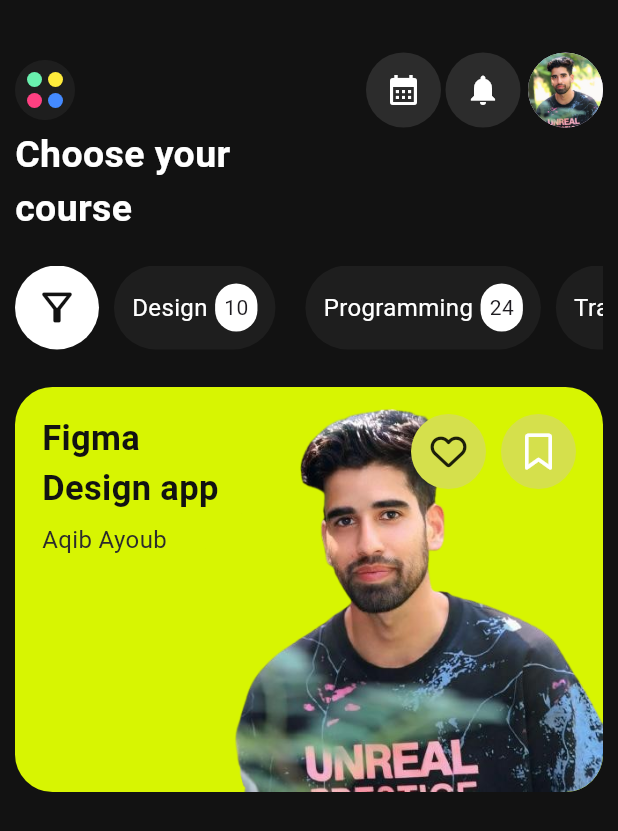
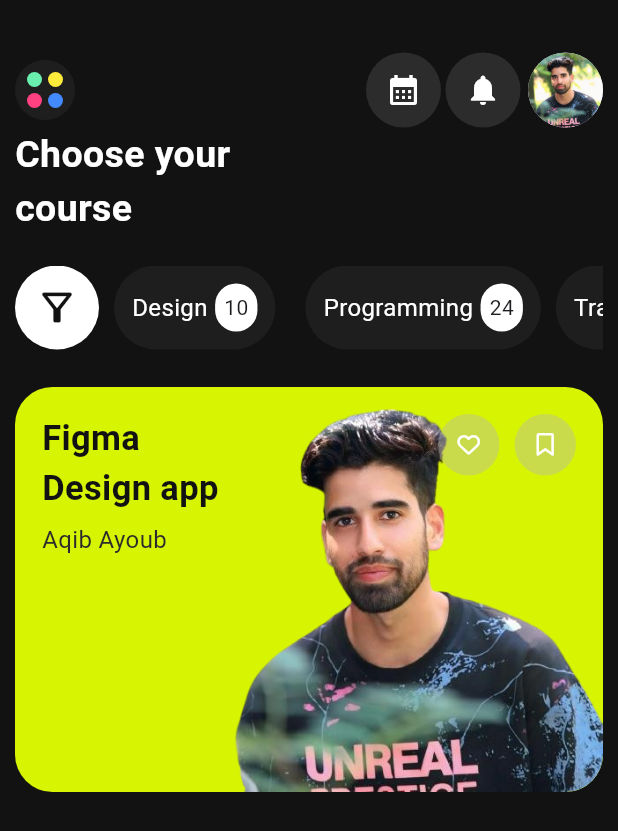
Before and after one commit to Aqib-Ayoub/onlinelearning, a Flutter app: the screen it shows after launch, on a phone screen of 412 x 824 dp. Shown: the top 831 px of the screen. Run offline on Flutter 3.47's test engine with Material 3 defaults, Android fonts, the phone set to English and light mode, and no system bars; our stand-ins replace font_awesome_flutter.

Commit message:
clear some bugs

```diff
--- a/lib/constants/app_colors.dart
+++ b/lib/constants/app_colors.dart
@@ -8,7 +8,7 @@ class AppColors {
   // Text colors
   static const Color textPrimary = Color(0xFFFFFFFF); // White text
   static const Color textSecondary = Color(0xFFB5B5B5);
-  static const Color lightGrey = Color(0xFFD5E04C); // Light gray text
+  static const Color lightGrey = Color(0xFFB5B5B5); // Light gray text
 
   // UI elements
   static const Color borderColor = Color(0xFF2C2C2C); // Subtle borders/dividers
--- a/lib/main.dart
+++ b/lib/main.dart
@@ -8,7 +8,6 @@ void main() {
 class MyApp extends StatelessWidget {
   const MyApp({super.key});
 
-  // This widget is the root of your application.
   @override
   Widget build(BuildContext context) {
     return MaterialApp(
--- a/lib/screens/homescreen.dart
+++ b/lib/screens/homescreen.dart
@@ -194,16 +194,25 @@ class HomeScreen extends StatelessWidget {
                       Row(
                         children: [
                           ContainerIcon(
-                            icon: Icon(FontAwesomeIcons.heart),
-                            backgroundColor: AppColors.lightGrey,
+                            icon: Icon(
+                              FontAwesomeIcons.heart,
+                              color: AppColors.textPrimary,
+                              size: 15.0,
+                            ),
+                            backgroundColor: AppColors.lightGrey.withOpacity(
+                              0.4,
+                            ),
                           ),
                           SizedBox(width: 10.0),
                           ContainerIcon(
                             icon: Icon(
                               FontAwesomeIcons.bookmark,
                               color: AppColors.textPrimary,
+                              size: 15.0,
                             ),
-                            backgroundColor: AppColors.lightGrey,
+                            backgroundColor: AppColors.lightGrey.withOpacity(
+                              0.4,
+                            ),
                           ),
                         ],
                       ),
--- a/lib/screens/widgets/container_icon.dart
+++ b/lib/screens/widgets/container_icon.dart
@@ -2,14 +2,20 @@ import 'package:flutter/material.dart';
 import 'package:onlinelearning/constants/app_colors.dart';
 
 class ContainerIcon extends StatelessWidget {
-  const ContainerIcon({super.key, required this.icon, this.backgroundColor});
+  const ContainerIcon({
+    super.key,
+    required this.icon,
+    this.backgroundColor,
+    this.padding,
+  });
   final Icon icon;
   final Color? backgroundColor;
+  final double? padding;
 
   @override
   Widget build(BuildContext context) {
     return Container(
-      padding: EdgeInsets.all(13.0),
+      padding: EdgeInsets.all(padding ?? 13.0),
       decoration: BoxDecoration(
         color: backgroundColor ?? AppColors.borderColor,
         borderRadius: BorderRadius.all(Radius.circular(50.0)),
```
